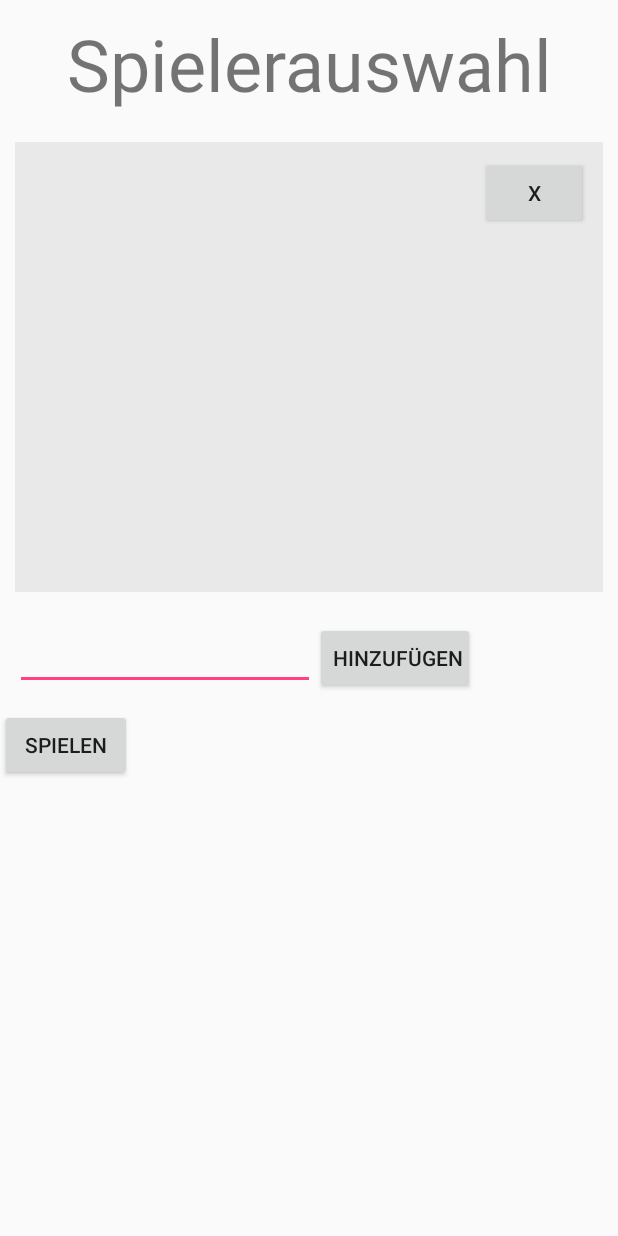
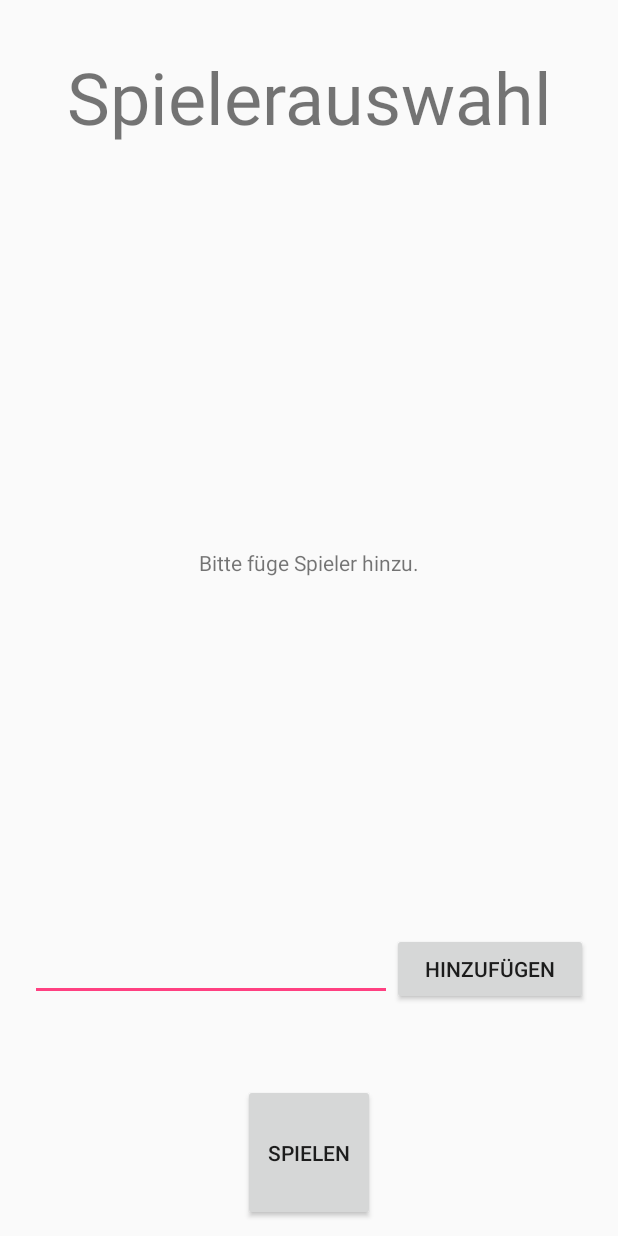
Before and after one commit to ThoMaster300/Cheers, an Android app: the PlayerActivity screen opened directly, with no data from a screen before it, after a tap on "HINZUFÜGEN", on a phone screen of 412 x 824 dp. Run offline under Robolectric (Android 15) with nearby library versions, the phone set to English and light mode, and no system bars.

Commit message:
Small adjustments
Bisschen gespielt im Player layout. Name kann jetzt nicht leer sein wenn man hinzufügen klickt. Dat wars auch schon.

```diff
--- a/app/src/main/java/at/technikum_wien/cheers/PlayerActivity.java
+++ b/app/src/main/java/at/technikum_wien/cheers/PlayerActivity.java
@@ -71,10 +71,15 @@ public class PlayerActivity extends AppCompatActivity implements View.OnClickLis
                     Toast toast = Toast.makeText(this, getString(R.string.noValidName), Toast.LENGTH_LONG);
                     toast.show();
                 }else{
-                    showInfo.setVisibility(View.GONE);
-                    recyclerView.setVisibility(View.VISIBLE);
-                    playersPool.add(enteredName.getText().toString());
-                    playerAdapter.notifyDataSetChanged();
+                    if (enteredName.getText().toString().length() > 0) {
+                        showInfo.setVisibility(View.GONE);
+                        recyclerView.setVisibility(View.VISIBLE);
+                        playersPool.add(enteredName.getText().toString());
+                        playerAdapter.notifyDataSetChanged();
+                    }else{
+                        Toast toast = Toast.makeText(this, getString(R.string.tooShortName), Toast.LENGTH_LONG);
+                        toast.show();
+                    }
                 }
 
                 enteredName.getText().clear();
--- a/app/src/main/res/layout/activity_player.xml
+++ b/app/src/main/res/layout/activity_player.xml
@@ -5,19 +5,28 @@
     android:layout_width="match_parent"
     android:layout_height="match_parent"
     android:orientation="vertical"
-    tools:context="at.technikum_wien.cheers.PlayerActivity">
+    tools:context="at.technikum_wien.cheers.PlayerActivity"
+    android:weightSum="1">
 
     <TextView
         android:layout_width="match_parent"
         android:layout_height="wrap_content"
         android:text="@string/playerChooseHeadline"
         android:textSize="48dp"
-        android:layout_margin="10dp"
+        android:layout_marginTop="32dp"
+        android:layout_marginBottom="32dp"
         android:textAlignment="center"/>
 
+    <LinearLayout
+        android:layout_width="match_parent"
+        android:layout_height="match_parent"
+        android:orientation="vertical"
+        android:weightSum="21"
+        android:layout_margin="10dp">
         <android.support.v7.widget.RecyclerView
             android:layout_width="match_parent"
-        android:layout_height="300dp"
+            android:layout_height="0dip"
+            android:layout_weight="15"
             android:layout_margin="10dp"
             android:visibility="gone"
             android:scrollbars="vertical"
@@ -27,7 +36,8 @@
 
         <TextView
             android:layout_width="match_parent"
-        android:layout_height="300dp"
+            android:layout_height="0dip"
+            android:layout_weight="15"
             android:textAlignment="center"
             android:gravity="center"
             android:visibility="visible"
@@ -37,24 +47,30 @@
 
         <LinearLayout
             android:layout_width="match_parent"
+            android:layout_height="0dip"
+            android:layout_weight="3"
+            android:orientation="horizontal"
+            android:layout_margin="10dp"
+            android:weightSum="10">
+            <EditText
+                android:layout_width="0dip"
                 android:layout_height="wrap_content"
-        android:orientation="horizontal"
-        android:layout_margin="10dp">
-        <EditText
-            android:layout_width="200dp"
-            android:layout_height="wrap_content"
+                android:layout_weight="6.5"
                 android:id="@+id/enterName_et"
             />
             <Button
-            android:layout_width="wrap_content"
+                android:layout_width="0dip"
                 android:layout_height="wrap_content"
                 android:id="@+id/play_add_button"
-            android:paddingRight="8dp"
+                android:layout_weight="3.5"
                 android:text="@string/add_button"/>
         </LinearLayout>
         <Button
             android:layout_width="wrap_content"
-        android:layout_height="wrap_content"
+            android:layout_height="0dip"
+            android:layout_weight="3"
+            android:layout_gravity="center"
             android:id="@+id/play_play_button"
             android:text="@string/play_button"/>
     </LinearLayout>
+</LinearLayout>
--- a/app/src/main/res/layout/activity_settings.xml
+++ b/app/src/main/res/layout/activity_settings.xml
@@ -1,5 +1,5 @@
 <?xml version="1.0" encoding="utf-8"?>
-<android.support.constraint.ConstraintLayout xmlns:android="http://schemas.android.com/apk/res/android"
+<LinearLayout xmlns:android="http://schemas.android.com/apk/res/android"
     xmlns:app="http://schemas.android.com/apk/res-auto"
     xmlns:tools="http://schemas.android.com/tools"
     android:layout_width="match_parent"
@@ -11,7 +11,8 @@
         android:layout_height="wrap_content"
         android:text="@string/settingsHeadline"
         android:textSize="48dp"
-        android:layout_margin="10dp"
+        android:layout_marginTop="32dp"
+        android:layout_marginBottom="32dp"
         android:textAlignment="center"/>
 
-</android.support.constraint.ConstraintLayout>
+</LinearLayout>
--- a/app/src/main/res/values/colors.xml
+++ b/app/src/main/res/values/colors.xml
@@ -3,4 +3,6 @@
     <color name="colorPrimary">#3F51B5</color>
     <color name="colorPrimaryDark">#303F9F</color>
     <color name="colorAccent">#FF4081</color>
+    <color name="colorRed">#d84242</color>
+    <color name="colorWhite">#FFFFFF</color>
 </resources>
--- a/app/src/main/res/values/strings.xml
+++ b/app/src/main/res/values/strings.xml
@@ -8,6 +8,7 @@
     <string name="add_button">Hinzufügen</string>
     <string name="pleaseAddPlayers">Bitte füge Spieler hinzu.</string>
     <string name="noValidName">Verwende keine Prozentsymbole und bleibe bitte unter 25 Zeichen.</string>
+    <string name="tooShortName">Bitte fügen sie erst etwas ein.</string>
     <string name="notEnoughPlayerWarning">Du brauchst mindestens 2 Spieler um ein Spiel starten zu können.</string>
 
     <string name="warningDialogMessage">"Genießen Sie Alkohol verantwortungsvoll. Diese App haftet nicht für Folgeschäden durch Betrinken."</string>
```
Lines whose indentation alone changed are shown as unchanged.
